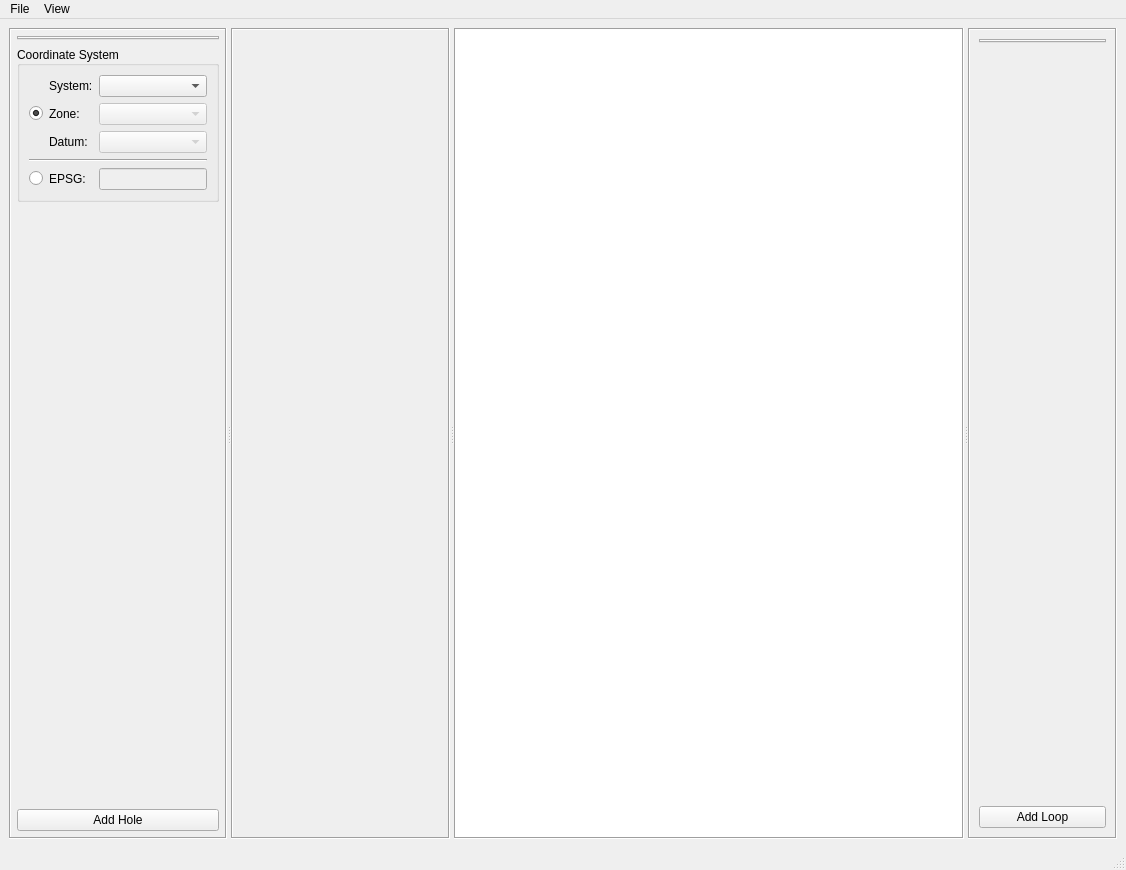
The window that src/qt_ui/loop_planner2.ui (Eric-Meunier/Processor-Suite) describes before a commit, drawn with Qt 5.
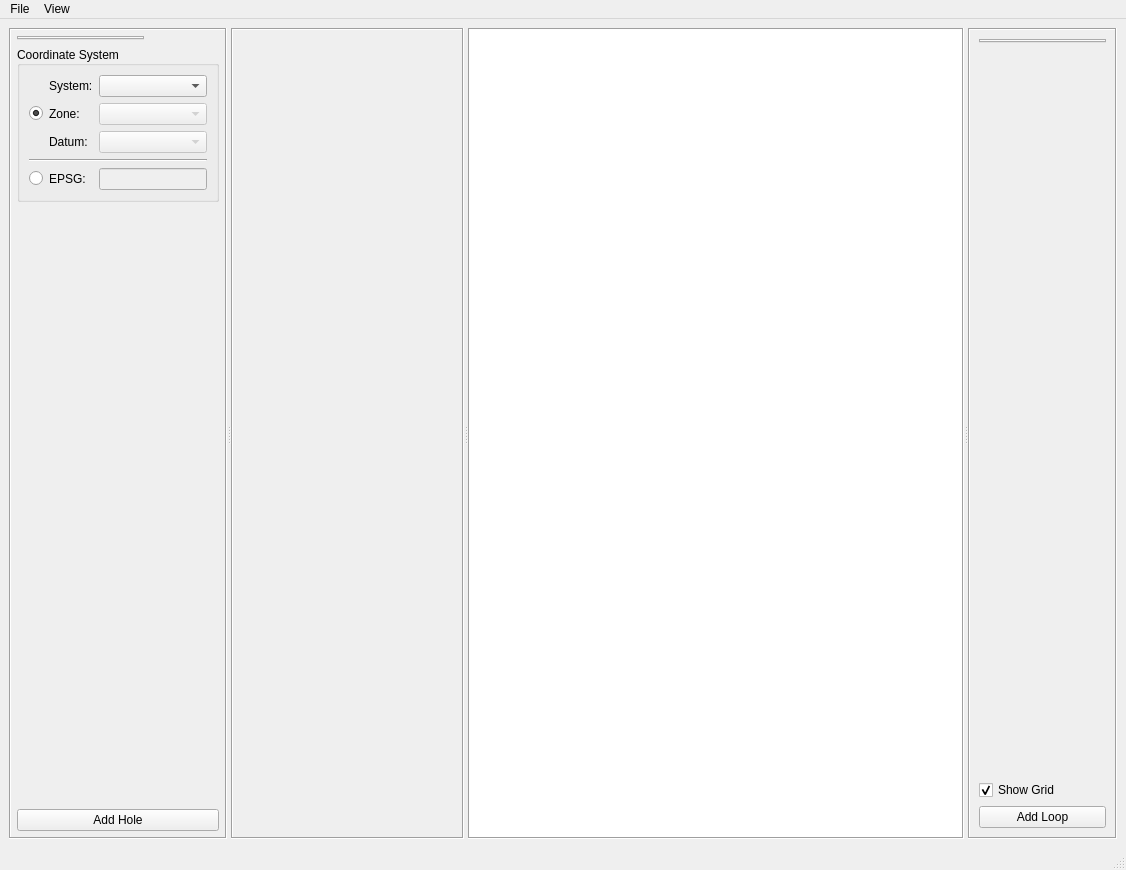
The same window after the commit. Custom widgets are drawn as their Qt base class.

Commit message: Main components of LoopPlanner2 functional.

```diff
--- a/src/qt_ui/loop_planner2.ui
+++ b/src/qt_ui/loop_planner2.ui
@@ -52,7 +52,7 @@
         <item>
          <widget class="QTabWidget" name="hole_tab_widget">
           <property name="sizePolicy">
-           <sizepolicy hsizetype="Preferred" vsizetype="Preferred">
+           <sizepolicy hsizetype="Maximum" vsizetype="Preferred">
             <horstretch>0</horstretch>
             <verstretch>0</verstretch>
            </sizepolicy>
@@ -203,7 +203,7 @@
       <widget class="QFrame" name="frame">
        <property name="sizePolicy">
         <sizepolicy hsizetype="Preferred" vsizetype="Preferred">
-         <horstretch>5</horstretch>
+         <horstretch>30</horstretch>
          <verstretch>0</verstretch>
         </sizepolicy>
        </property>
@@ -224,16 +224,16 @@
          <number>0</number>
         </property>
         <property name="leftMargin">
-         <number>9</number>
+         <number>0</number>
         </property>
         <property name="topMargin">
-         <number>9</number>
+         <number>0</number>
         </property>
         <property name="rightMargin">
-         <number>9</number>
+         <number>0</number>
         </property>
         <property name="bottomMargin">
-         <number>9</number>
+         <number>0</number>
         </property>
         <item>
          <layout class="QVBoxLayout" name="section_view_layout"/>
@@ -303,6 +303,16 @@
           </property>
          </spacer>
         </item>
+        <item>
+         <widget class="QCheckBox" name="show_grid_cbox">
+          <property name="text">
+           <string>Show Grid</string>
+          </property>
+          <property name="checked">
+           <bool>true</bool>
+          </property>
+         </widget>
+        </item>
         <item>
          <widget class="QPushButton" name="add_loop_btn">
           <property name="text">
```
Left out of the diff: 28 changed lines with no effect on the pictures. The commit also changes 4 other files.
